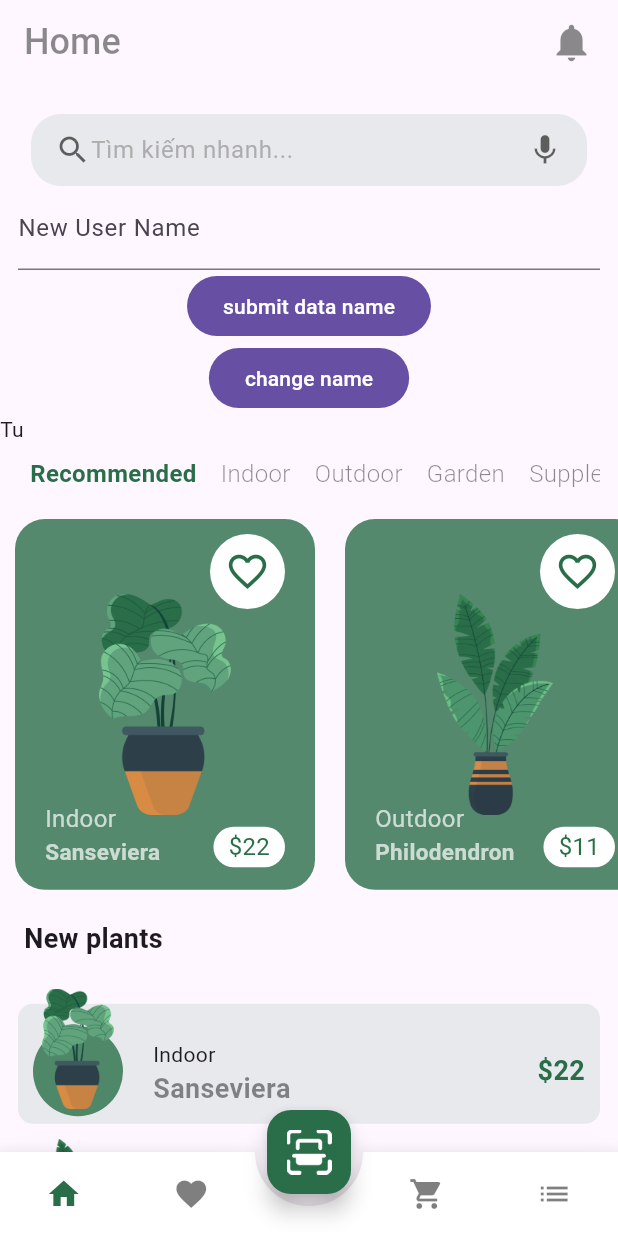
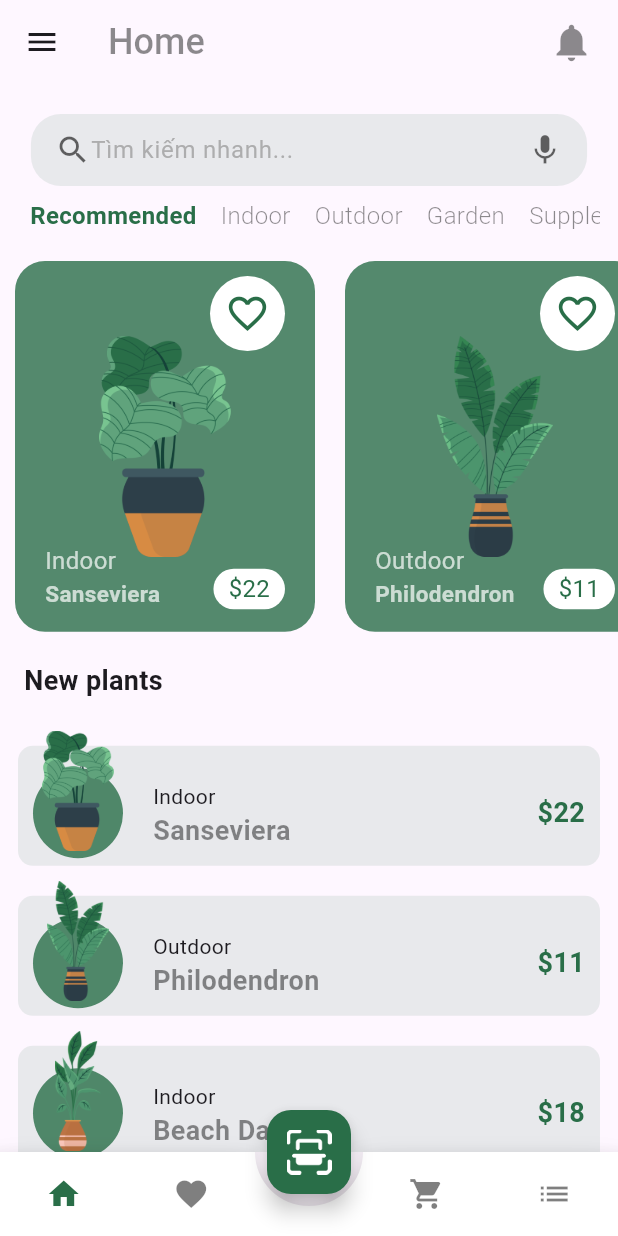
Before and after one commit to ngchungtu/flutter-ui-WSF-demo, a Flutter app: the screen it shows after launch, after a tap on the "arrow forward ios" icon, after a tap on "Bỏ qua", after a tap on "Đăng nhập", on a phone screen of 412 x 824 dp. Run offline on Flutter 3.47's test engine with Material 3 defaults, Android fonts, the phone set to English and light mode, and no system bars; drawn by our look-alikes of animated_bottom_navigation_bar; our stand-ins replace dio, page_transition; network calls fail.

Commit message:
update call api using Dio on profilever2

```diff
--- a/lib/main.dart
+++ b/lib/main.dart
@@ -2,6 +2,7 @@ import 'package:flutter/material.dart';
 import 'package:plant_app/providers/favorites_provider.dart';
 import 'package:plant_app/providers/product_provider.dart';
 import 'package:plant_app/providers/sample_provider.dart';
+import 'package:plant_app/providers/user_provider.dart';
 import 'package:plant_app/ui/onboarding_screen.dart';
 import 'package:provider/provider.dart';
 
@@ -19,6 +20,7 @@ class MyApp extends StatelessWidget {
         ChangeNotifierProvider(create: (ctx) => ChangeText()),
         ChangeNotifierProvider(create: (ctx)=> FavoriteProvider()),
         ChangeNotifierProvider(create: (ctx)=> ProductProvider()),
+        ChangeNotifierProvider(create: (ctx)=> UserProvider()),
       ],
       child: const MaterialApp(
         title: 'Plant App',
--- a/lib/providers/product_provider.dart
+++ b/lib/providers/product_provider.dart
@@ -16,6 +16,7 @@ class ProductProvider extends ChangeNotifier {
         await http.get(Uri.parse('https://fakestoreapi.com/products'));
     if (response.statusCode == 200) {
       final data = json.decode(response.body) as List<dynamic>;
+      // print('data_product: $data');
       return data.map((json) => Product.fromJson(json)).toList();
     } else {
       throw Exception('Failed to load data');
--- /dev/null
+++ b/lib/providers/user_provider.dart
@@ -0,0 +1,24 @@
+import 'dart:convert';
+
+import 'package:dio/dio.dart';
+import 'package:flutter/material.dart';
+import 'package:plant_app/models/users.dart';
+
+class UserProvider extends ChangeNotifier {
+  List<UserModel> userLisst = [];
+  final dio = Dio();
+
+  void getUser() async {
+    try {
+      var res = await dio.get('https://reqres.in/api/users/2');
+      if(res.statusCode == 200) {
+       userLisst = res.data['data'] as List<UserModel>;
+       print('userLisst: $res');
+      } else {
+        print(res.statusCode);
+      }
+    } catch (e) {
+      print('Error getting');
+    }
+  }
+}
--- a/lib/ui/root_page.dart
+++ b/lib/ui/root_page.dart
@@ -10,6 +10,7 @@ import 'package:plant_app/ui/screens/favorite.dart';
 import 'package:plant_app/ui/screens/home.dart';
 import 'package:plant_app/ui/screens/product_list.dart';
 import 'package:plant_app/ui/screens/profile.dart';
+import 'package:plant_app/ui/screens/profilever2.dart';
 
 class RootPage extends StatefulWidget {
   const RootPage({super.key});
@@ -19,7 +20,6 @@ class RootPage extends StatefulWidget {
 }
 
 class _RootPage extends State<RootPage> {
-
   //declare empty array for Favorite and Cart
   List<Plant> favorites = [];
   List<Plant> myCart = [];
@@ -34,7 +34,7 @@ class _RootPage extends State<RootPage> {
       const HomeScreen(),
       FavoriteScreen(favoritedPLants_onParmas: favorites),
       CartScreen(addedToCartPlants: myCart),
-      // const ProfileScreen(),
+      const ProfileScreen(),
       const ProductList(),
     ];
   }
@@ -95,9 +95,50 @@ class _RootPage extends State<RootPage> {
             ),
           ],
         ),
+        leading: Builder(
+          builder: (context) {
+            return IconButton(
+              icon: Icon(Icons.menu),
+              onPressed: () {
+                // open side drawer
+                Scaffold.of(context).openDrawer();
+              },
+            );
+          },
+        ),
         //set appbar background color as same as scaffold color background
         backgroundColor: Theme.of(context).scaffoldBackgroundColor,
         elevation: 0.0,
+      ),
+      drawer: Drawer(
+        child: ListView(
+          // Important: Remove any padding from the ListView.
+          padding: EdgeInsets.zero,
+          children: [
+            const DrawerHeader(
+              decoration: BoxDecoration(
+                color: Colors.blue,
+              ),
+              child: Text('Drawer Header'),
+            ),
+            ListTile(
+              title: const Text('Item 1'),
+              onTap: () {
+                //to close the drawer
+                Navigator.pop(context);
+              },
+            ),
+            ElevatedButton(
+              onPressed: () {
+                Navigator.push(
+                  context,
+                  MaterialPageRoute(builder: (_) => const ProfileVer2()),
+                );
+              },
+              child: const Text('User Detail'),
+            ),
+          ],
+        ),
       ),
       //body hold Pages Widgets
       body: IndexedStack(
--- a/lib/ui/screens/home.dart
+++ b/lib/ui/screens/home.dart
@@ -86,44 +86,48 @@ class _HomeScreenState extends State<HomeScreen> {
                   ],
                 ),
               ),
-              Padding(
-                padding: const EdgeInsets.symmetric(horizontal: 12),
-                child: TextField(
-                  controller: onChangeText,
-                  decoration: const InputDecoration(
-                    label: Text('New User Name'),
-                  ),
-                ),
-              ),
-              Center(
-                child: FilledButton(
-                  onPressed: () {
-                    context.read<ChangeText>().changeText(
-                          newText: onChangeText.text.trim(),
-                        );
-                  },
-                  child: const Text('submit data name'),
-                ),
-              ),
-              Container(
-                child: Consumer<MyModel>(
-                  builder: (context, mymodel, child) {
-                    return Center(
-                      child: FilledButton(
-                        onPressed: () {
-                          mymodel.setName('Hung');
-                        },
-                        child: const Text('change name'),
-                      ),
-                    );
-                  },
-                ),
-              ),
-              Consumer<MyModel>(
-                builder: (context, mymodel, child){
-                  return Text(mymodel.name);
-                },
-              ),
+
+              // #region Example provider context
+              // Padding(
+              //   padding: const EdgeInsets.symmetric(horizontal: 12),
+              //   child: TextField(
+              //     controller: onChangeText,
+              //     decoration: const InputDecoration(
+              //       label: Text('New User Name'),
+              //     ),
+              //   ),
+              // ),
+              // Center(
+              //   child: FilledButton(
+              //     onPressed: () {
+              //       context.read<ChangeText>().changeText(
+              //             newText: onChangeText.text.trim(),
+              //           );
+              //     },
+              //     child: const Text('submit data name'),
+              //   ),
+              // ),
+              // Container(
+              //   child: Consumer<MyModel>(
+              //     builder: (context, mymodel, child) {
+              //       return Center(
+              //         child: FilledButton(
+              //           onPressed: () {
+              //             mymodel.setName('Hung');
+              //           },
+              //           child: const Text('change name'),
+              //         ),
+              //       );
+              //     },
+              //   ),
+              // ),
+              // Consumer<MyModel>(
+              //   builder: (context, mymodel, child){
+              //     return Text(mymodel.name);
+              //   },
+              // ),
+              // #endregion
+
               Container(
                 padding: const EdgeInsets.symmetric(horizontal: 12),
                 height: 50.0,
@@ -199,7 +203,8 @@ class _HomeScreenState extends State<HomeScreen> {
                                       onPressed: () {
                                         setState(() {
                                           favorited.toggleHanldeChange();
-                                          item.isFavorated = favorited.isFavChange;
+                                          item.isFavorated =
+                                              favorited.isFavChange;
                                         });
                                         print('log: ${item.isFavorated}');
                                       },
--- a/lib/ui/screens/product_list.dart
+++ b/lib/ui/screens/product_list.dart
@@ -4,6 +4,7 @@ import 'package:flutter/material.dart';
 import 'package:plant_app/models/products.dart';
 import 'package:plant_app/models/users.dart';
 import 'package:plant_app/providers/product_provider.dart';
+import 'package:plant_app/providers/user_provider.dart';
 import 'package:plant_app/ui/screens/widgets/product_widget.dart';
 import 'package:provider/provider.dart';
 
--- a/lib/ui/screens/profile.dart
+++ b/lib/ui/screens/profile.dart
@@ -1,5 +1,7 @@
+import 'package:dio/dio.dart';
 import 'package:flutter/material.dart';
 import 'package:plant_app/constants.dart';
+import 'package:plant_app/providers/user_provider.dart';
 import 'package:plant_app/ui/screens/widgets/profile_widget.dart';
 
 class ProfileScreen extends StatefulWidget {
@@ -10,13 +12,21 @@ class ProfileScreen extends StatefulWidget {
 }
 
 class _ProfileScreenState extends State<ProfileScreen> {
+  final userProvider = UserProvider();
+
+  @override
+  void initState() {
+    super.initState();
+    userProvider.getUser();
+  }
+
   @override
   Widget build(BuildContext context) {
     Size size = MediaQuery.of(context).size;
     return Scaffold(
       body: SingleChildScrollView(
         child: Container(
-          padding: EdgeInsets.all(16),
+          padding: EdgeInsets.only(bottom: 0, top: 30, left: 10, right: 10),
           height: size.height,
           width: size.width,
           child: Column(
@@ -25,21 +35,18 @@ class _ProfileScreenState extends State<ProfileScreen> {
             children: [
               Container(
                 width: 150,
-                // ignore: sort_child_properties_last
-                child: const CircleAvatar(
-                  radius: 60,
-                  backgroundColor: Colors.transparent,
-                  backgroundImage: ExactAssetImage('assets/images/profile_2.jpg'),
-                ),
                 decoration: BoxDecoration(
                     shape: BoxShape.circle,
                     border: Border.all(
                       color: Constants.primaryColor.withOpacity(.8),
                       width: 5.0,
                     )),
-              ),
-              const SizedBox(
-                height: 10,
+                child: const CircleAvatar(
+                  radius: 60,
+                  backgroundColor: Colors.transparent,
+                  backgroundImage:
+                      ExactAssetImage('assets/images/profile_2.jpg'),
+                ),
               ),
               SizedBox(
                 width: size.width * .3,
@@ -53,7 +60,7 @@ class _ProfileScreenState extends State<ProfileScreen> {
                       ),
                     ),
                     SizedBox(
-                      height: 24.0,
+                      height: 20.0,
                       child: Image.asset('assets/images/verified.png'),
                     ),
                   ],
@@ -67,15 +74,14 @@ class _ProfileScreenState extends State<ProfileScreen> {
                 ),
               ),
               const SizedBox(
-                height: 30.0,
+                height: 10.0,
               ),
               SizedBox(
                 height: size.height * .7,
                 width: size.width,
-                // ignore: prefer_const_constructors
-                child: Column(
+                child: const Column(
                   crossAxisAlignment: CrossAxisAlignment.center,
-                  children: const [
+                  children: [
                     ProfileWidget(
                       icon: Icons.person,
                       title: "Cá nhân",
--- a/lib/ui/screens/widgets/profile_widget.dart
+++ b/lib/ui/screens/widgets/profile_widget.dart
@@ -9,7 +9,7 @@ class ProfileWidget extends StatelessWidget {
   @override
   Widget build(BuildContext context) {
     return Container(
-      padding: const EdgeInsets.symmetric(vertical: 18.0),
+      padding: const EdgeInsets.symmetric(vertical: 12.0),
       child: Row(
         mainAxisAlignment: MainAxisAlignment.spaceBetween,
         children: [
@@ -21,7 +21,7 @@ class ProfileWidget extends StatelessWidget {
                 size: 24.0,
               ),
               const SizedBox(
-                width: 16.0,
+                width: 10.0,
               ),
               Text(
                 title,
--- a/pubspec.yaml
+++ b/pubspec.yaml
@@ -39,6 +39,8 @@ dependencies:
   page_transition: ^2.1.0
   provider: ^6.1.2
   http: ^1.2.2
+  dio: ^5.7.0
+  google_fonts: ^6.2.1
 
 dev_dependencies:
   flutter_test:
```
Also changed, not shown: lib/common/user.dart (added, +39 -0 lines), lib/models/users.dart (+42 -16 lines), lib/ui/screens/profilever2.dart (added, +185 -0 lines), pubspec.lock, 1 other file.
